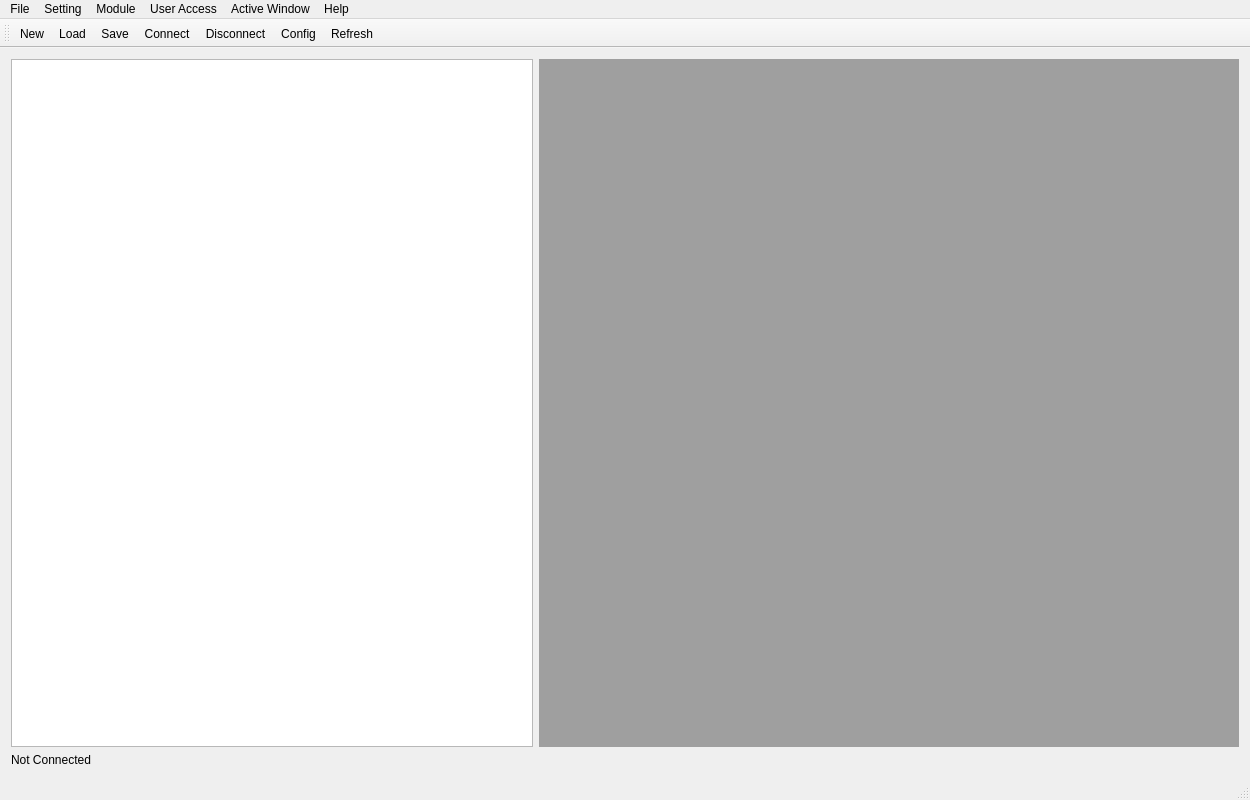
First picture: the form in view/mainwindow.ui, repository zenaki/RTU, before the edit.
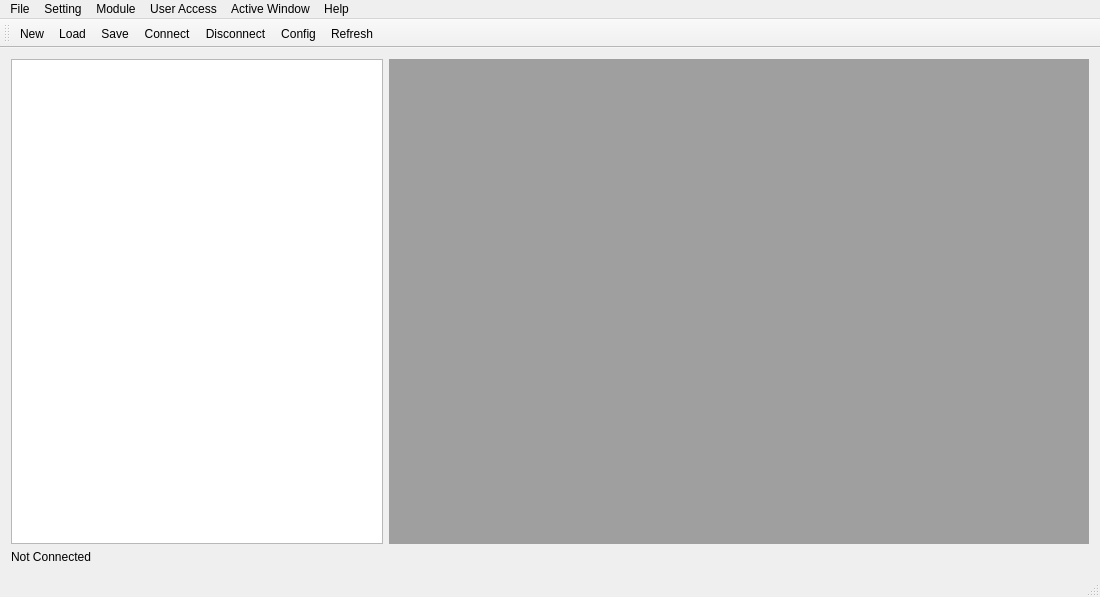
Second picture: the form after the edit. Icons and pictures are not drawn.

Patch:
```diff
--- a/view/mainwindow.ui
+++ b/view/mainwindow.ui
@@ -6,8 +6,8 @@
    <rect>
     <x>0</x>
     <y>0</y>
-    <width>1250</width>
-    <height>800</height>
+    <width>1100</width>
+    <height>597</height>
    </rect>
   </property>
   <property name="minimumSize">
@@ -44,7 +44,7 @@
       </property>
      </widget>
     </item>
-    <item row="1" column="0" colspan="2">
+    <item row="2" column="0" colspan="2">
      <widget class="QLabel" name="bottom_message">
       <property name="text">
        <string>Not Connected</string>
@@ -58,7 +58,7 @@
     <rect>
      <x>0</x>
      <y>0</y>
-     <width>1250</width>
+     <width>1100</width>
      <height>19</height>
     </rect>
    </property>
```
Left out of the diff: 17 changed lines with no effect on the pictures.
